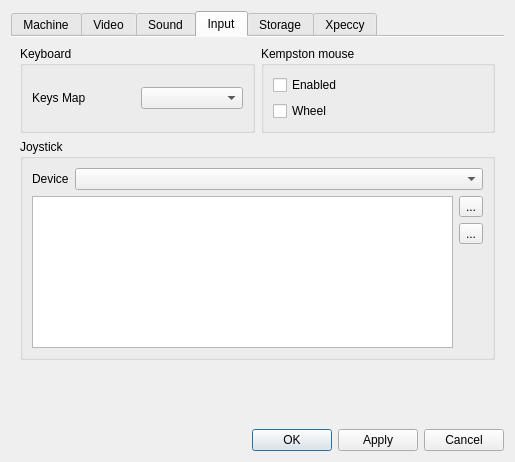
Before: the Qt Designer form ui/setupwin.ui in samstyle/Xpeccy, drawn with Qt 5.
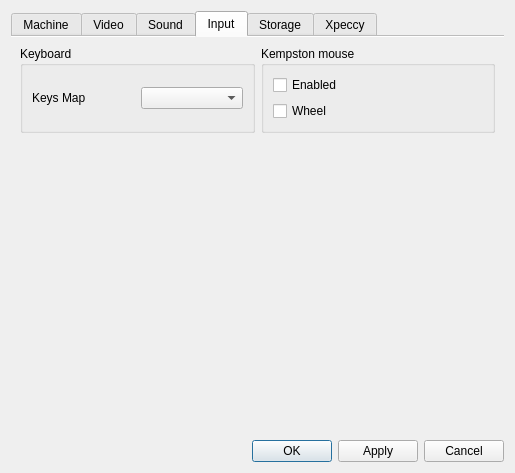
After: the same form once the commit is applied. The open tabs and pages were chosen to show the change. Icons and pictures are not drawn.

What changed in the file:
```diff
--- a/ui/setupwin.ui
+++ b/ui/setupwin.ui
@@ -6,8 +6,8 @@
    <rect>
     <x>0</x>
     <y>0</y>
-    <width>505</width>
-    <height>462</height>
+    <width>511</width>
+    <height>473</height>
    </rect>
   </property>
   <property name="sizePolicy">
@@ -1199,100 +1199,6 @@
            </item>
           </layout>
          </item>
-         <item>
-          <widget class="QGroupBox" name="joyBox">
-           <property name="title">
-            <string>Joystick</string>
-           </property>
-           <layout class="QVBoxLayout" name="verticalLayout_31">
-            <item>
-             <layout class="QHBoxLayout" name="horizontalLayout_22" stretch="0,10">
-              <item>
-               <widget class="QLabel" name="label_40">
-                <property name="text">
-                 <string>Device</string>
-                </property>
-               </widget>
-              </item>
-              <item>
-               <widget class="QComboBox" name="inpDevice"/>
-              </item>
-             </layout>
-            </item>
-            <item>
-             <layout class="QHBoxLayout" name="bindLayout">
-              <item>
-               <widget class="QTableWidget" name="bindTable">
-                <property name="editTriggers">
-                 <set>QAbstractItemView::NoEditTriggers</set>
-                </property>
-                <property name="selectionMode">
-                 <enum>QAbstractItemView::SingleSelection</enum>
-                </property>
-                <property name="selectionBehavior">
-                 <enum>QAbstractItemView::SelectRows</enum>
-                </property>
-                <property name="gridStyle">
-                 <enum>Qt::DotLine</enum>
-                </property>
-                <attribute name="horizontalHeaderDefaultSectionSize">
-                 <number>150</number>
-                </attribute>
-                <attribute name="horizontalHeaderMinimumSectionSize">
-                 <number>150</number>
-                </attribute>
-                <attribute name="horizontalHeaderStretchLastSection">
-                 <bool>true</bool>
-                </attribute>
-                <attribute name="verticalHeaderDefaultSectionSize">
-                 <number>17</number>
-                </attribute>
-               </widget>
-              </item>
-              <item>
-               <layout class="QVBoxLayout" name="verticalLayout_2">
-                <item>
-                 <widget class="QToolButton" name="addBind">
-                  <property name="text">
-                   <string>...</string>
-                  </property>
-                  <property name="icon">
-                   <iconset resource="../xpeccy.qrc">
-                    <normaloff>:/images/add.png</normaloff>:/images/add.png</iconset>
-                  </property>
-                 </widget>
-                </item>
-                <item>
-                 <widget class="QToolButton" name="delBind">
-                  <property name="text">
-                   <string>...</string>
-                  </property>
-                  <property name="icon">
-                   <iconset resource="../xpeccy.qrc">
-                    <normaloff>:/images/cancel.png</normaloff>:/images/cancel.png</iconset>
-                  </property>
-                 </widget>
-                </item>
-                <item>
-                 <spacer name="verticalSpacer_13">
-                  <property name="orientation">
-                   <enum>Qt::Vertical</enum>
-                  </property>
-                  <property name="sizeHint" stdset="0">
-                   <size>
-                    <width>20</width>
-                    <height>40</height>
-                   </size>
-                  </property>
-                 </spacer>
-                </item>
-               </layout>
-              </item>
-             </layout>
-            </item>
-           </layout>
-          </widget>
-         </item>
          <item>
           <spacer name="verticalSpacer_12">
            <property name="orientation">
```
Left out of the diff: 3 changed lines with no effect on the pictures.
